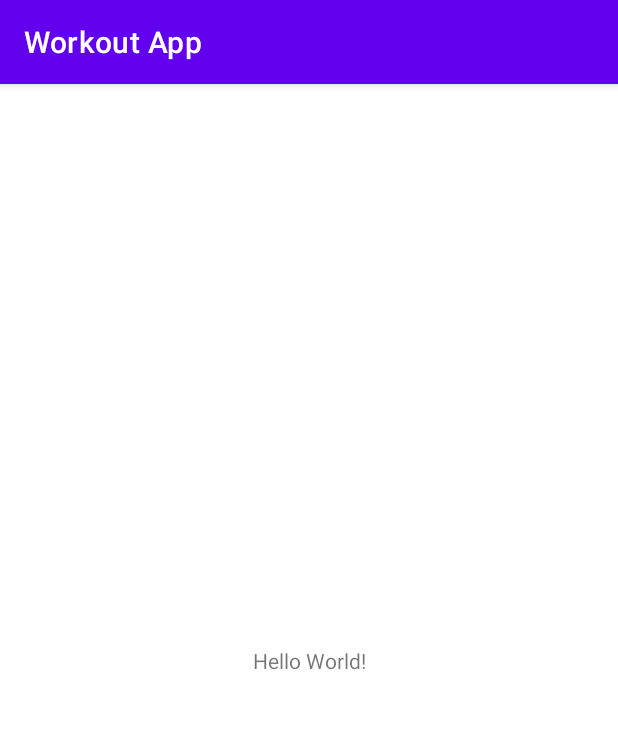
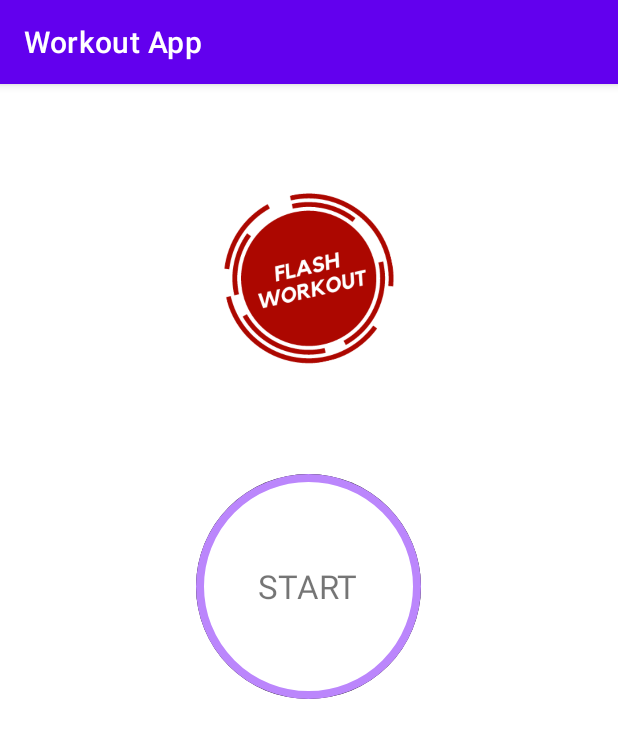
Before and after one commit to pushkal04/Workout-App, an Android app: the screen it shows after launch (MainActivity), on a phone screen of 412 x 824 dp. Shown: the top 738 px of the screen. Run offline under Robolectric (Android 15) with nearby library versions, the phone set to English and light mode, and no system bars.

Commit message:
Custom start button

```diff
--- a/app/build.gradle
+++ b/app/build.gradle
@@ -37,6 +37,8 @@ dependencies {
     implementation 'androidx.appcompat:appcompat:1.3.1'
     implementation 'com.google.android.material:material:1.4.0'
     implementation 'androidx.constraintlayout:constraintlayout:2.1.0'
+    apply plugin : "kotlin-android"
+    apply plugin : "kotlin-android-extensions"
     testImplementation 'junit:junit:4.+'
     androidTestImplementation 'androidx.test.ext:junit:1.1.3'
     androidTestImplementation 'androidx.test.espresso:espresso-core:3.4.0'
--- a/app/src/main/AndroidManifest.xml
+++ b/app/src/main/AndroidManifest.xml
@@ -9,9 +9,12 @@
         android:roundIcon="@mipmap/ic_launcher_round"
         android:supportsRtl="true"
         android:theme="@style/Theme.WorkoutApp">
+
         <activity
             android:name=".MainActivity"
-            android:exported="true">
+            android:exported="true"
+            android:screenOrientation="portrait"
+        >
             <intent-filter>
                 <action android:name="android.intent.action.MAIN" />
 
--- a/app/src/main/java/com/example/workoutapp/MainActivity.kt
+++ b/app/src/main/java/com/example/workoutapp/MainActivity.kt
@@ -2,10 +2,16 @@ package com.example.workoutapp
 
 import androidx.appcompat.app.AppCompatActivity
 import android.os.Bundle
+import android.widget.Toast
+import kotlinx.android.synthetic.main.activity_main.*
 
 class MainActivity : AppCompatActivity() {
     override fun onCreate(savedInstanceState: Bundle?) {
         super.onCreate(savedInstanceState)
         setContentView(R.layout.activity_main)
+
+        start_button.setOnClickListener{ Toast.makeText(this, "Test", Toast.LENGTH_SHORT).show()}
+
+
     }
 }
--- /dev/null
+++ b/app/src/main/res/drawable/item_circel_border_ripple.xml
@@ -0,0 +1,11 @@
+<?xml version="1.0" encoding="utf-8"?>
+<ripple xmlns:android="http://schemas.android.com/apk/res/android"
+    android:color="@color/black">
+    <item android:id="@+id/mask">
+        <shape android:shape="oval">
+            <solid android:color="@color/black"/>
+        </shape>
+    </item>
+    <item android:drawable="@drawable/item_circle_border"/>
+
+</ripple>
--- /dev/null
+++ b/app/src/main/res/drawable/item_circle_border.xml
@@ -0,0 +1,8 @@
+<?xml version="1.0" encoding="utf-8"?>
+<shape xmlns:android="http://schemas.android.com/apk/res/android"
+    android:shape="oval">
+    <stroke android:width="5dp"
+        android:color="@color/purple_200"/>
+    <solid android:color="@color/white"/>
+
+</shape>
--- a/app/src/main/res/layout/activity_main.xml
+++ b/app/src/main/res/layout/activity_main.xml
@@ -6,13 +6,30 @@
     android:layout_height="match_parent"
     tools:context=".MainActivity">
 
-    <TextView
-        android:layout_width="wrap_content"
-        android:layout_height="wrap_content"
-        android:text="Hello World!"
-        app:layout_constraintBottom_toBottomOf="parent"
-        app:layout_constraintLeft_toLeftOf="parent"
-        app:layout_constraintRight_toRightOf="parent"
-        app:layout_constraintTop_toTopOf="parent" />
-
+    <LinearLayout
+        android:layout_width="match_parent"
+        android:layout_height="match_parent"
+        android:padding="@dimen/main_screen_padding"
+        android:orientation="vertical"
+        android:gravity="center_horizontal">
+        <ImageView
+            android:layout_width="match_parent"
+            android:layout_height="@dimen/main_screen_logo_height"
+            android:contentDescription="@string/logo_desc"
+            android:src="@drawable/logo"/>
+        <LinearLayout
+            android:id="@+id/start_button"
+            android:layout_width="@dimen/start_btn_size"
+            android:layout_height="@dimen/start_btn_size"
+            android:layout_marginTop="@dimen/start_btn_to_margin"
+            android:gravity="center"
+            android:background="@drawable/item_circel_border_ripple">
+        <TextView
+            android:layout_width="wrap_content"
+            android:layout_height="wrap_content"
+            android:text="@string/start_string"
+            android:textSize="@dimen/start_txt_size"
+            />
+        </LinearLayout>
+    </LinearLayout>
 </androidx.constraintlayout.widget.ConstraintLayout>
--- a/app/src/main/res/values/colors.xml
+++ b/app/src/main/res/values/colors.xml
@@ -7,4 +7,5 @@
     <color name="teal_700">#FF018786</color>
     <color name="black">#FF000000</color>
     <color name="white">#FFFFFFFF</color>
+    <color name="Offwhite">#fffff2</color>
 </resources>
--- /dev/null
+++ b/app/src/main/res/values/dim.xml
@@ -0,0 +1,9 @@
+<?xml version="1.0" encoding="utf-8"?>
+<resources>
+    <dimen name="main_screen_padding">20dp</dimen>
+    <dimen name="main_screen_logo_height">220dp</dimen>
+    <dimen name="start_btn_size">150dp</dimen>
+    <dimen name="start_btn_to_margin">20dp</dimen>
+    <dimen name="start_txt_size">22sp</dimen>
+
+</resources>
--- a/app/src/main/res/values/strings.xml
+++ b/app/src/main/res/values/strings.xml
@@ -1,3 +1,5 @@
 <resources>
     <string name="app_name">Workout App</string>
+    <string name="logo_desc">Logo</string>
+    <string name="start_string">START</string>
 </resources>
```
Also changed, not shown: app/src/main/res/drawable/logo.png (added).
